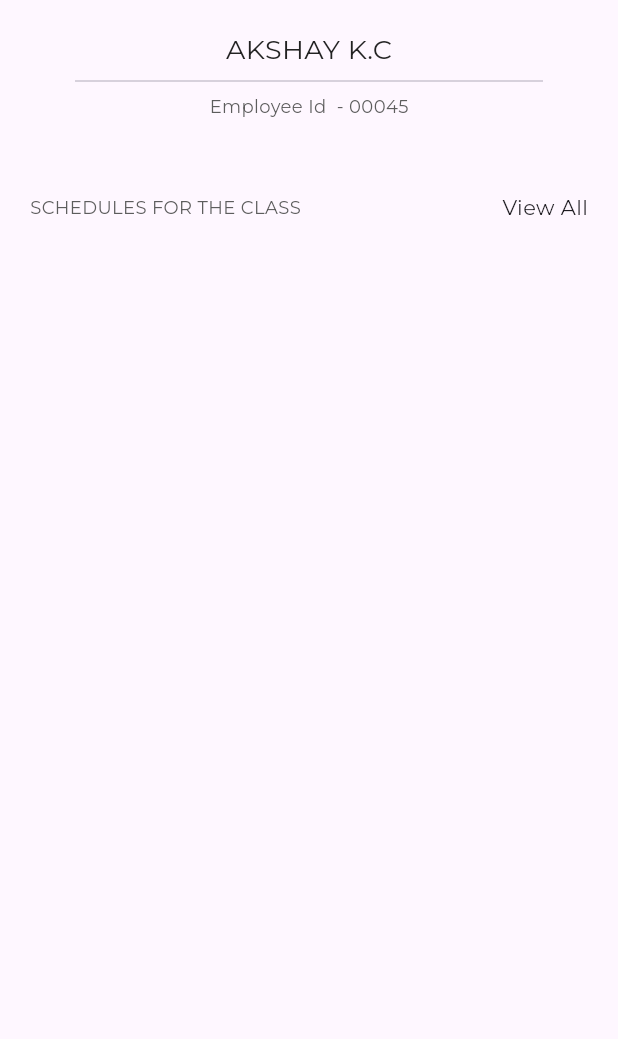
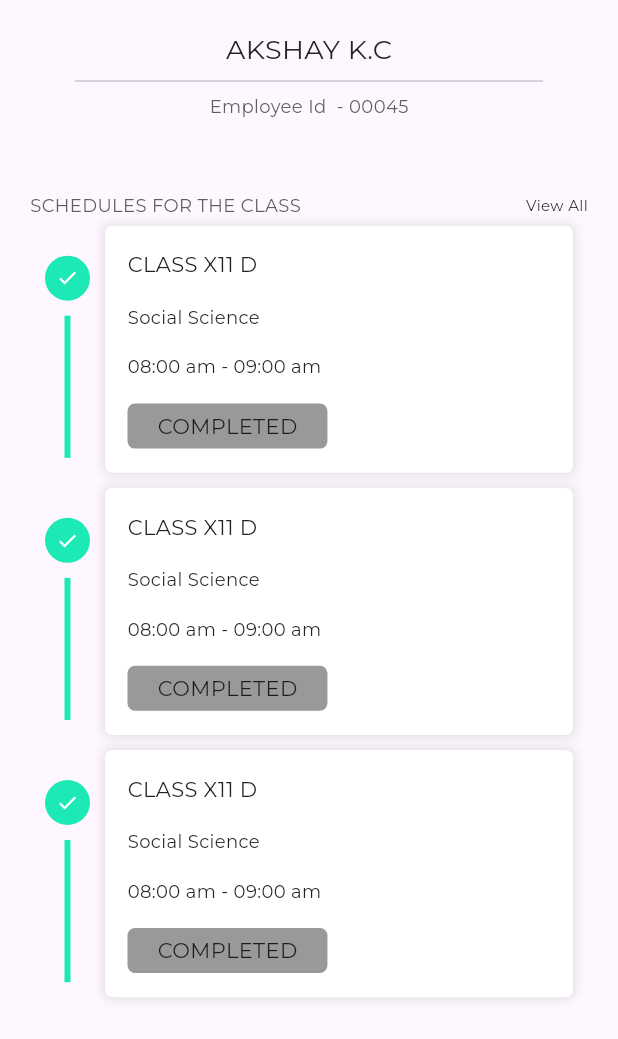
Before and after one commit to akshaykc222/mash_test, a Flutter app: the TeacherDashboard screen opened directly, scrolled down 200 dp, on a phone screen of 412 x 824 dp. Shown: the top 1039 px of the screen. Run offline on Flutter 3.47's test engine with Material 3 defaults, Android fonts, the phone set to English and light mode, and no system bars; our stand-ins replace dio, firebase_messaging, flutter_local_notifications, flutter_svg, go_router, google_fonts and 3 more; accounts and stored records are empty; network calls fail.

Commit message:
teacher_screen.dart

```diff
--- a/lib/mash/presentation/pages/dashboard/teacher_screen.dart
+++ b/lib/mash/presentation/pages/dashboard/teacher_screen.dart
@@ -2,7 +2,9 @@
 import 'dart:ui';
 
 import 'package:flutter/material.dart';
+import 'package:flutter/widgets.dart';
 import 'package:flutter_local_notifications/flutter_local_notifications.dart';
+import 'package:mash/mash/presentation/pages/dashboard/widgets/schedule_item.dart';
 import 'package:mash/mash/presentation/utils/app_colors.dart';
 import 'package:mash/mash/presentation/utils/app_constants.dart';
 import 'package:mash/mash/presentation/utils/app_strings.dart';
@@ -89,14 +91,20 @@ class _TeacherDashboardState extends State<TeacherDashboard>{
  Widget _buildSchedules(){
     return Container(
       padding: const EdgeInsets.symmetric(horizontal: 20),
-      child: Column(children: [
+      child: Wrap(children: [
         Row(
           mainAxisAlignment: MainAxisAlignment.spaceBetween,
           children: [
             Text(AppStrings.schedulesForClass,style: TextStyle(fontSize: 12,fontWeight: FontWeight.w400,color: AppColors.textColorNew),),
-            Text(AppStrings.viewAll)
+            Text(AppStrings.viewAll,style:TextStyle(fontSize: 10,color: AppColors.headText) ,)
           ],
-        )
+        ),
+        // spacer10,
+        ListView.builder(
+          physics: const NeverScrollableScrollPhysics(),
+            itemCount: 3,
+            shrinkWrap: true,
+            itemBuilder: (c,index)=>ScheduleItem())
       ],),
     );
   }
--- /dev/null
+++ b/lib/mash/presentation/pages/dashboard/widgets/schedule_item.dart
@@ -0,0 +1,85 @@
+import 'package:flutter/cupertino.dart';
+import 'package:flutter/material.dart';
+import 'package:mash/mash/presentation/utils/app_colors.dart';
+import 'package:mash/mash/presentation/utils/app_constants.dart';
+void main(){
+  runApp(MaterialApp(home: Scaffold(
+    body: ListView.builder(
+      itemCount: 10,
+        itemBuilder: (c,index)=>ScheduleItem()),
+  ),));
+}
+
+class ScheduleItem extends StatelessWidget {
+  const ScheduleItem({super.key});
+
+  @override
+  Widget build(BuildContext context) {
+    return Container(
+      margin: const EdgeInsets.symmetric(horizontal: 10,vertical: 5),
+      height: MediaQuery.of(context).size.height * 0.2,
+      child: Row(
+
+        children: [
+          Column(
+            children: [
+              //CIRCLE CONTAINER
+              spacer20,
+              Container(
+                width: 30,
+                height: 30,
+
+                decoration:BoxDecoration(shape: BoxShape.circle,color: AppColors.green),
+                child: Center(child: Icon(Icons.done,size: 15,color: AppColors.white,),),
+              ),
+
+              Expanded(
+                child: Container(
+                  margin:const EdgeInsets.only(top: 10),
+                  // height: MediaQuery.of(context).size.height *0.09,
+                  width: 4,
+                  decoration: BoxDecoration(color:AppColors.green ),
+                ),
+              ),
+              spacer10
+            ],
+          ),
+         Expanded(
+             child: Container(
+              margin: EdgeInsets.only(left: 10),
+               decoration: BoxDecoration(
+                 color: AppColors.white,
+                 boxShadow: [
+                   BoxShadow(
+                       color: Colors.grey.withOpacity(0.3),
+                       spreadRadius: 1,
+                       blurRadius: 5,
+                       offset: const Offset(0, 0)
+                   )
+                 ],
+                 borderRadius: BorderRadius.circular(5)
+               ),
+               child: Padding(
+                 padding: const EdgeInsets.only(left: 15.0),
+                 child: Column(
+                   mainAxisAlignment: MainAxisAlignment.spaceEvenly,
+                   crossAxisAlignment: CrossAxisAlignment.start,
+                   children: [
+
+                     Text("CLASS X11 D",style: TextStyle(fontSize: 14,fontWeight: FontWeight.w400,color: AppColors.headText),),
+                     Text("Social Science" ,style: TextStyle(fontSize: 12,color: AppColors.headText),),
+                     Text("08:00 am - 09:00 am" ,style: TextStyle(fontSize: 12,color: AppColors.headText),),
+                     Container(
+                       padding: EdgeInsets.symmetric(horizontal: 20,vertical: 5),
+                       decoration: BoxDecoration(color: AppColors.grey200,borderRadius: BorderRadius.circular(5)),
+                       child: Text("COMPLETED")
+                     )
+                   ],
+                 ),
+               )),
+             )
+        ],
+      ),
+    );
+  }
+}
```
